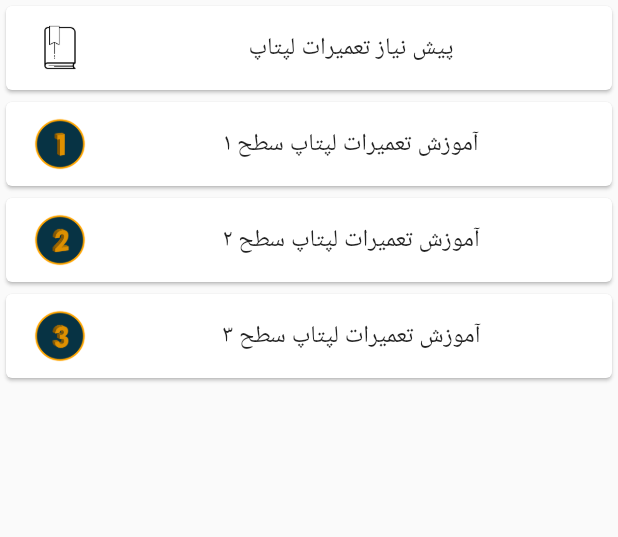
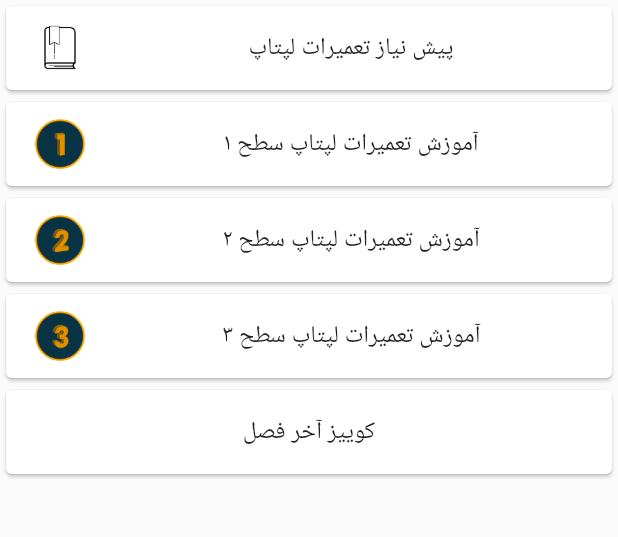
Before and after one commit to m-mardani/Hardware-Learning-Flutter-application, a Flutter app: the screen it shows after launch, on a phone screen of 412 x 824 dp, the part 360-897 px from its top. Run offline on Flutter 3.47's test engine with Material 2 defaults, Android fonts, the phone set to English and light mode, and no system bars; our stand-ins replace youtube_player_flutter; missing offline and left inert: dart:ffi; network calls fail.

```diff
--- a/lib/second_screen.dart
+++ b/lib/second_screen.dart
@@ -10,6 +10,8 @@ import 'package:hardware_app/level1/level1.dart';
 import 'package:hardware_app/level2/level2.dart';
 import 'package:hardware_app/level3/level3.dart';
 import 'package:hardware_app/webView.dart';
+import 'package:url_launcher/url_launcher.dart';
+import 'package:url_launcher/url_launcher_string.dart';
 // import 'package:webview_flutter/webview_flutter.dart';
 
 class SecondScreen extends StatelessWidget {
@@ -157,22 +159,34 @@ class SecondScreen extends StatelessWidget {
                     },
                   ),
                 ),
-                // Card(
-                //   child: ListTile(
-                //     title: Text(
-                //       'کوییز آخر فصل',
-                //       textDirection: TextDirection.rtl,
-                //       textAlign: TextAlign.center,
-                //     ),
-                //     onTap: () {
-                //       Navigator.push(
-                //         context,
-                //         MaterialPageRoute(
-                //             builder: (context) => const webviewapp()),
-                //       );
-                //     },
-                //   ),
-                // ),
+                Card(
+                  child: ListTile(
+                    title: Text(
+                      'کوییز آخر فصل',
+                      textDirection: TextDirection.rtl,
+                      textAlign: TextAlign.center,
+                    ),
+                    onTap: () {
+                      Utils.openLink(url: 'https://quizlet.com/356730909/test');
+                    },
+                  ),
+                ),
+                Card(
+                  margin: EdgeInsets.fromLTRB(0, 500, 0, 0),
+                  child: ListTile(
+                    title: Text(
+                      'Email',
+                      textDirection: TextDirection.rtl,
+                      textAlign: TextAlign.center,
+                    ),
+                    onTap: () {
+                      Utils.openEmail(
+                          toEmail: 'c.s.mohammad2000@gmial.com',
+                          subject: 'laptop_repair_app',
+                          body: 'My Problem is : ');
+                    },
+                  ),
+                ),
               ],
             )));
   }
--- a/lib/webView.dart
+++ b/lib/webView.dart
@@ -1,24 +1,25 @@
-// import 'package:flutter/material.dart';
-// import 'package:hardware_app/main.dart';
-// import 'package:webview_flutter/webview_flutter.dart';
+import 'package:flutter/foundation.dart';
+import 'package:url_launcher/url_launcher.dart';
+import 'package:flutter/foundation.dart';
 
-// void main() => runApp(webviewapp());
+class Utils {
+  static Future openLink({
+    required String url,
+  }) =>
+      _launchUrl(url);
 
-// class webviewapp extends StatelessWidget {
-//   const webviewapp({Key? key}) : super(key: key);
+  static Future _launchUrl(String url) async {
+    if (await canLaunch(url)) {
+      await launch(url);
+    }
+  }
 
-//   @override
-//   Widget build(BuildContext context) {
-//     return MaterialApp(
-//       home: Scaffold(
-//         appBar: AppBar(
-//           title: Text('Welcp'),
-//         ),
-//         body: WebView(
-//           // initialUrl: "https://unsplash.com",
-//           javascriptMode: JavascriptMode.unrestricted,
-//         ),
-//       ),
-//     );
-//   }
-// }
+  static Future openEmail(
+      {required String toEmail,
+      required String subject,
+      required String body}) async {
+    final url =
+        'mailto:$toEmail?subject=${Uri.encodeFull(subject)}&body=${Uri.encodeFull(body)}';
+    await _launchUrl(url);
+  }
+}
--- a/pubspec.yaml
+++ b/pubspec.yaml
@@ -39,6 +39,7 @@ dependencies:
     sdk: flutter
 
   flutter_launcher_icons: ^0.10.0
+  url_launcher: ^6.1.5
   # webview_flutter: ^3.0.4
 
   # The following adds the Cupertino Icons font to your application.
```
Also changed, not shown: lib/about_us.dart (added, +39 -0 lines), lib/navigation_drawer.dart (+13 -7 lines), pubspec.lock, 5 other files.
